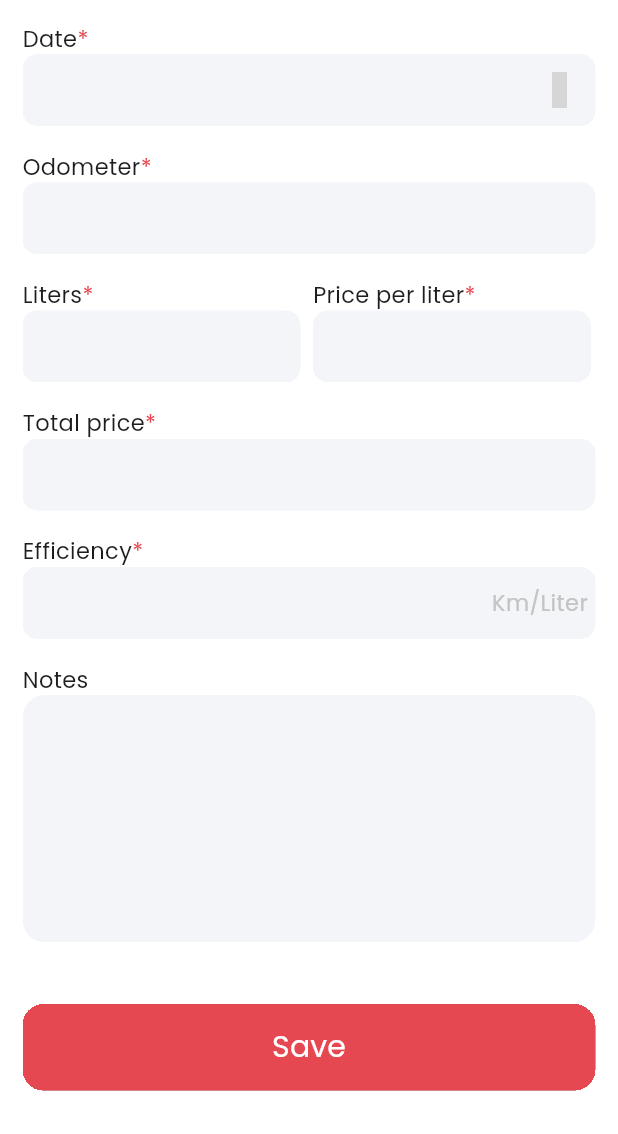
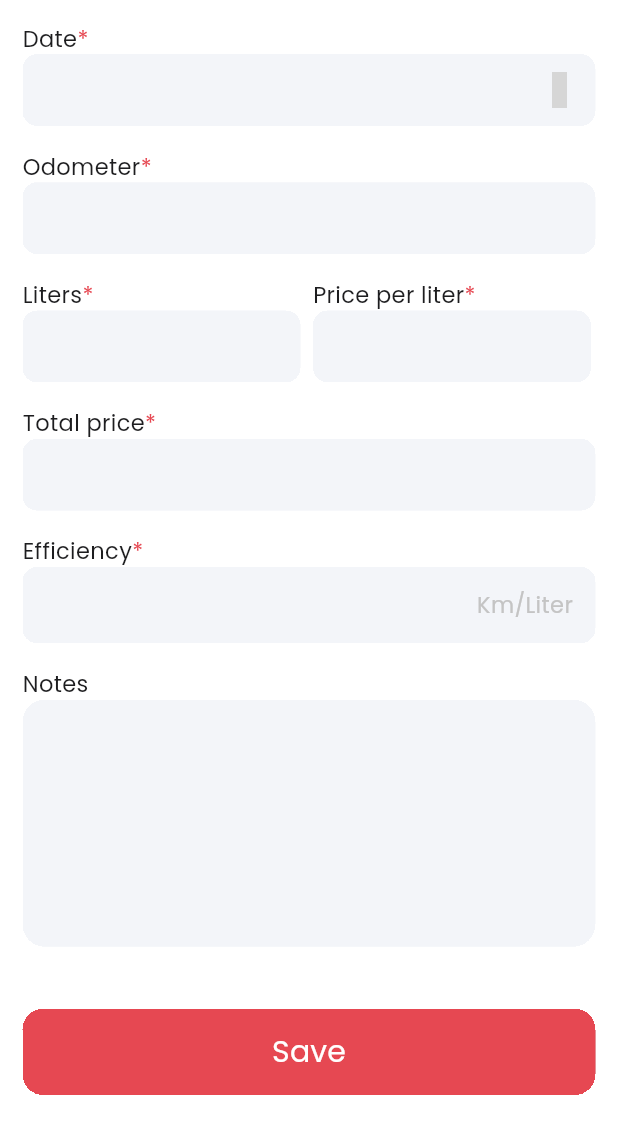
Before and after one commit to ahmedhossam1212/Carvanta, a Flutter app: the RefuelScreen widget shown alone on an empty page, opened directly, on a phone screen of 412 x 824 dp. Shown: the top 1134 px of the screen. Run offline on Flutter 3.47's test engine with Material 3 defaults, Android fonts, the phone set to English and light mode, and no system bars; our stand-ins replace flutter_svg; missing offline and left inert: enefty_icons; grey boxes are pictures that could not be loaded.

```diff
--- a/lib/presentation/view/screens/refuel_screen.dart
+++ b/lib/presentation/view/screens/refuel_screen.dart
@@ -70,7 +70,10 @@ class _RefuelScreenState extends State<RefuelScreen> {
                 width: double.infinity,
                 suffix: IconButton(
                     onPressed: () {},
-                    icon: const Icon(EneftyIcons.calendar_outline))),
+                    icon: Icon(
+                      EneftyIcons.calendar_outline,
+                      color: AppColors.lightGrey,
+                    ))),
             SizedBox(
               height: context.height * 0.02,
             ),
@@ -94,7 +97,7 @@ class _RefuelScreenState extends State<RefuelScreen> {
             ),
             defualtFormField(
               context,
-              controller: dateController,
+              controller: odometerController,
               validate: () {},
               hint: "",
               type: TextInputType.name,
@@ -159,7 +162,7 @@ class _RefuelScreenState extends State<RefuelScreen> {
                       ],
                     ),
                     defualtFormField(context,
-                        controller: litersController,
+                        controller: pricePerLiterController,
                         validate: () {},
                         hint: "",
                         type: TextInputType.number,
@@ -191,7 +194,7 @@ class _RefuelScreenState extends State<RefuelScreen> {
             ),
             defualtFormField(
               context,
-              controller: dateController,
+              controller: totalCostController,
               validate: () {},
               hint: "",
               type: TextInputType.name,
@@ -219,20 +222,17 @@ class _RefuelScreenState extends State<RefuelScreen> {
               ],
             ),
             defualtFormField(context,
-                controller: dateController,
+                controller: efficiencyController,
                 validate: () {},
                 hint: "",
                 type: TextInputType.name,
                 width: double.infinity,
                 suffix: Padding(
-                  padding: const EdgeInsets.all(5.0),
-                  child: Align(
-                    alignment: Alignment.centerRight,
-                    child: Text(
-                      "Km/Liter",
-                      style: getMediumStyle(
-                          color: AppColors.lightGrey, fontSize: 15),
-                    ),
+                  padding: const EdgeInsets.all(15.0),
+                  child: Text(
+                    "Km/Liter",
+                    style: getMediumStyle(
+                        color: AppColors.lightGrey, fontSize: 15),
                   ),
                 )),
             SizedBox(
```
Also changed, not shown: lib/presentation/view/screens/add_services_screen.dart (+5 -2 lines), lib/presentation/view/screens/licence_screen.dart (+8 -2 lines).
